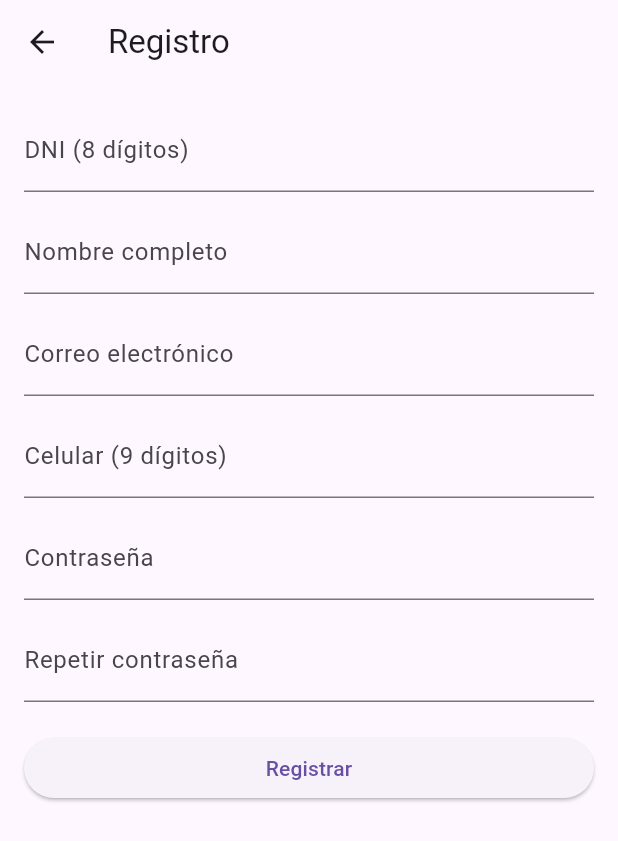
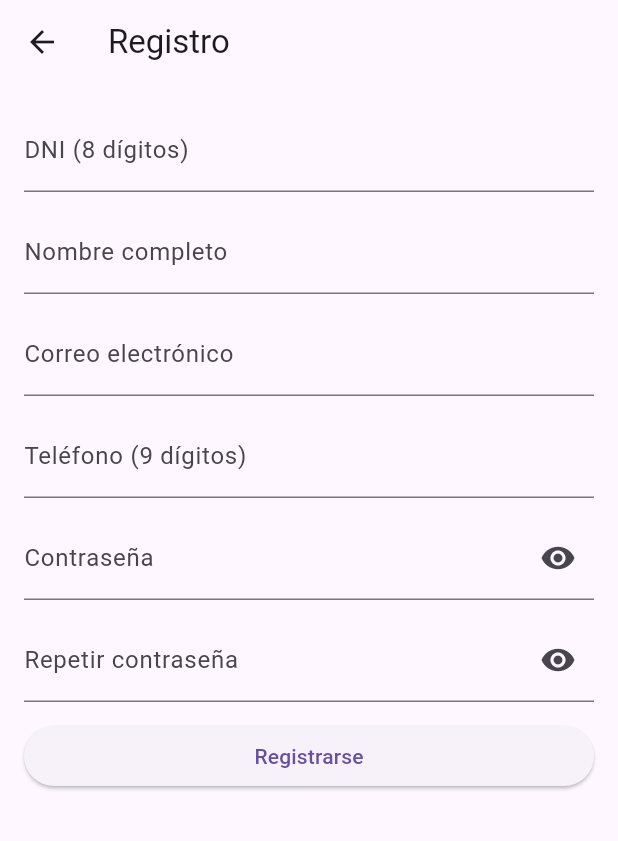
Before and after one commit to DiegoAlvarez1008/tormenta_flutter, a Flutter app: the RegisterScreen screen opened by its route, on a phone screen of 412 x 824 dp. Shown: the top 841 px of the screen. Run offline on Flutter 3.47's test engine with Material 3 defaults, Android fonts, the light colour scheme and no system bars; our stand-ins replace cloud_firestore, firebase_auth, firebase_core, fl_chart, flutter_blue_plus, shared_preferences; accounts and stored records are empty.

Commit message:
Habilitar botón para visualizar contraseña

```diff
--- a/lib/screens/register_screen.dart
+++ b/lib/screens/register_screen.dart
@@ -4,63 +4,66 @@ import 'package:cloud_firestore/cloud_firestore.dart';
 
 class RegisterScreen extends StatefulWidget {
   const RegisterScreen({super.key});
+
   @override
   State<RegisterScreen> createState() => _RegisterScreenState();
 }
 
 class _RegisterScreenState extends State<RegisterScreen> {
   final _formKey = GlobalKey<FormState>();
-  final dniCtrl = TextEditingController();
-  final nameCtrl = TextEditingController();
-  final emailCtrl = TextEditingController();
-  final phoneCtrl = TextEditingController();
-  final passCtrl = TextEditingController();
-  final repeatCtrl = TextEditingController();
+  final dniController = TextEditingController();
+  final nameController = TextEditingController();
+  final emailController = TextEditingController();
+  final phoneController = TextEditingController();
+  final passwordController = TextEditingController();
+  final repeatPasswordController = TextEditingController();
+  bool showPassword = false;
   String errorText = "";
 
   Future<void> register() async {
     if (!_formKey.currentState!.validate()) return;
-    if (passCtrl.text != repeatCtrl.text) {
-      setState(() => errorText = "Contraseñas no coinciden");
-      return;
-    }
-    final dni = dniCtrl.text.trim();
-    final name = nameCtrl.text.trim();
-    final email = emailCtrl.text.trim();
-    final phone = phoneCtrl.text.trim();
-
-    // Verifica duplicados
-    final d = await FirebaseFirestore.instance
-        .collection('users')
-        .where('dni', isEqualTo: dni)
-        .limit(1)
-        .get();
-    if (d.docs.isNotEmpty) {
-      setState(() => errorText = "DNI ya registrado");
+    if (passwordController.text != repeatPasswordController.text) {
+      setState(() => errorText = "Las contraseñas no coinciden");
       return;
     }
 
     try {
-      final cred = await FirebaseAuth.instance
-          .createUserWithEmailAndPassword(email: email, password: passCtrl.text);
-      await FirebaseFirestore.instance
+      final dniCheck = await FirebaseFirestore.instance
           .collection('users')
-          .doc(cred.user!.uid)
-          .set({
-        'dni': dni,
-        'nombre': name,
-        'correo': email,
-        'telefono': phone,
-        'uid': cred.user!.uid,
+          .where('dni', isEqualTo: dniController.text.trim())
+          .get();
+
+      final phoneCheck = await FirebaseFirestore.instance
+          .collection('users')
+          .where('telefono', isEqualTo: phoneController.text.trim())
+          .get();
+
+      if (dniCheck.docs.isNotEmpty) {
+        setState(() => errorText = "DNI ya registrado");
+        return;
+      }
+      if (phoneCheck.docs.isNotEmpty) {
+        setState(() => errorText = "Número ya registrado");
+        return;
+      }
+
+      final userCredential = await FirebaseAuth.instance.createUserWithEmailAndPassword(
+        email: emailController.text.trim(),
+        password: passwordController.text.trim(),
+      );
+
+      await FirebaseFirestore.instance.collection('users').doc(userCredential.user!.uid).set({
+        'dni': dniController.text.trim(),
+        'nombre': nameController.text.trim(),
+        'correo': emailController.text.trim(),
+        'telefono': phoneController.text.trim(),
+        'uid': userCredential.user!.uid,
         'createdAt': Timestamp.now(),
       });
-      ScaffoldMessenger.of(context)
-          .showSnackBar(const SnackBar(content: Text('Registro exitoso')));
-      // Cierra sesión automática
-      await FirebaseAuth.instance.signOut();
+
       Navigator.pushNamedAndRemoveUntil(context, '/', (r) => false);
     } on FirebaseAuthException catch (e) {
-      setState(() => errorText = e.message ?? "Error registro");
+      setState(() => errorText = e.message ?? "Error de autenticación");
     }
   }
 
@@ -72,58 +75,69 @@ class _RegisterScreenState extends State<RegisterScreen> {
         padding: const EdgeInsets.all(16),
         child: Form(
           key: _formKey,
-          child: ListView(shrinkWrap: true, children: [
+          child: ListView(
+            children: [
               TextFormField(
-              controller: dniCtrl,
+                controller: dniController,
                 decoration: const InputDecoration(labelText: "DNI (8 dígitos)"),
                 keyboardType: TextInputType.number,
-              validator: (v) =>
-              v != null && v.length == 8 ? null : "DNI inválido",
+                validator: (v) => v == null || v.length != 8 ? "DNI inválido" : null,
               ),
               const SizedBox(height: 12),
               TextFormField(
-              controller: nameCtrl,
+                controller: nameController,
                 decoration: const InputDecoration(labelText: "Nombre completo"),
-              validator: (v) => v!.isNotEmpty ? null : "Campo obligatorio",
+                validator: (v) => v == null || v.isEmpty ? "Campo obligatorio" : null,
               ),
               const SizedBox(height: 12),
               TextFormField(
-              controller: emailCtrl,
-              decoration:
-              const InputDecoration(labelText: "Correo electrónico"),
-              validator: (v) =>
-              v != null && v.contains('@') ? null : "Correo inválido",
+                controller: emailController,
+                decoration: const InputDecoration(labelText: "Correo electrónico"),
+                keyboardType: TextInputType.emailAddress,
+                validator: (v) => v == null || !v.contains('@') ? "Correo inválido" : null,
               ),
               const SizedBox(height: 12),
               TextFormField(
-              controller: phoneCtrl,
-              decoration: const InputDecoration(labelText: "Celular (9 dígitos)"),
+                controller: phoneController,
+                decoration: const InputDecoration(labelText: "Teléfono (9 dígitos)"),
                 keyboardType: TextInputType.phone,
-              validator: (v) =>
-              v != null && v.length == 9 ? null : "Número inválido",
+                validator: (v) => v == null || v.length != 9 ? "Número inválido" : null,
               ),
               const SizedBox(height: 12),
               TextFormField(
-              controller: passCtrl,
-              decoration: const InputDecoration(labelText: "Contraseña"),
-              obscureText: true,
-              validator: (v) =>
-              v != null && v.length >= 6 ? null : "Mínimo 6 caracteres",
+                controller: passwordController,
+                obscureText: !showPassword,
+                decoration: InputDecoration(
+                  labelText: "Contraseña",
+                  suffixIcon: IconButton(
+                    icon: Icon(showPassword ? Icons.visibility_off : Icons.visibility),
+                    onPressed: () => setState(() => showPassword = !showPassword),
+                  ),
+                ),
+                validator: (v) => v == null || v.length < 6 ? "Mínimo 6 caracteres" : null,
               ),
               const SizedBox(height: 12),
               TextFormField(
-              controller: repeatCtrl,
-              decoration:
-              const InputDecoration(labelText: "Repetir contraseña"),
-              obscureText: true,
-              validator: (v) =>
-              v == passCtrl.text ? null : "No coinciden",
+                controller: repeatPasswordController,
+                obscureText: !showPassword,
+                decoration: InputDecoration(
+                  labelText: "Repetir contraseña",
+                  suffixIcon: IconButton(
+                    icon: Icon(showPassword ? Icons.visibility_off : Icons.visibility),
+                    onPressed: () => setState(() => showPassword = !showPassword),
                   ),
+                ),
+                validator: (v) => v != passwordController.text ? "Las contraseñas no coinciden" : null,
+              ),
+              const SizedBox(height: 12),
               if (errorText.isNotEmpty)
                 Text(errorText, style: const TextStyle(color: Colors.red)),
-            const SizedBox(height: 20),
-            ElevatedButton(onPressed: register, child: const Text("Registrar")),
-          ]),
+              ElevatedButton(
+                onPressed: register,
+                child: const Text("Registrarse"),
+              ),
+            ],
+          ),
         ),
       ),
     );
```
Also changed, not shown: lib/screens/login_screen.dart (+34 -48 lines). Lines whose indentation alone changed are shown as unchanged.
